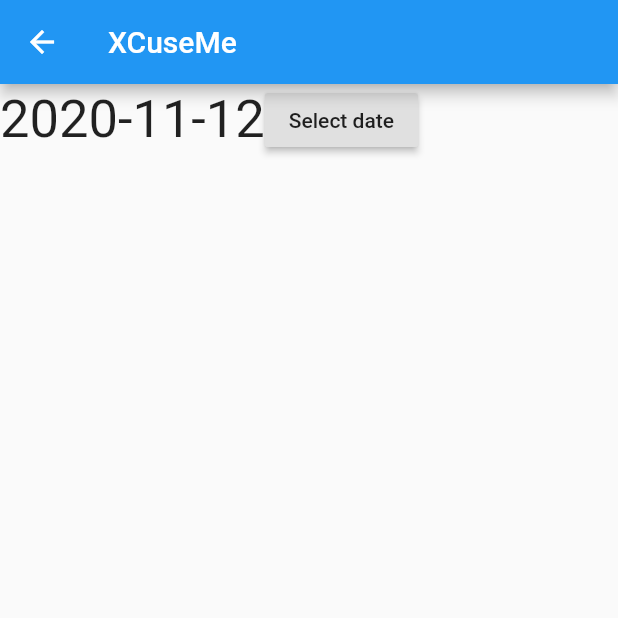
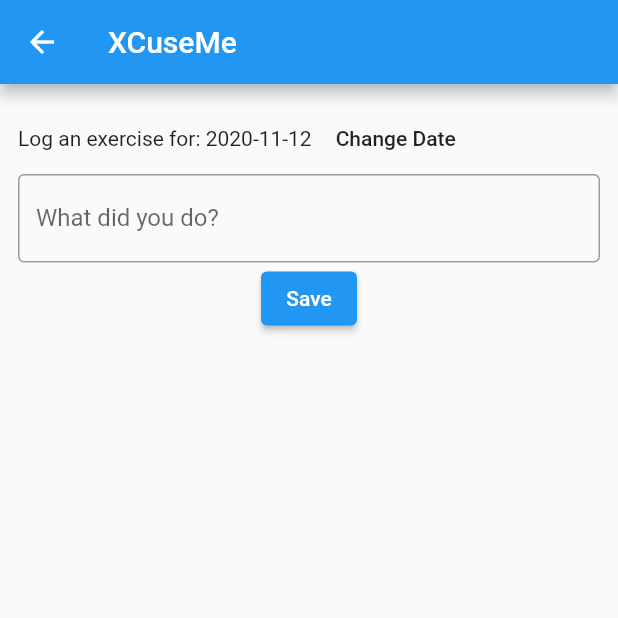
Before and after one commit to unterkoefler/xcuseme-app, a Flutter app: the screen it shows after launch, after a tap on "Log Exercise", on a phone screen of 412 x 824 dp, the top half of it. Run offline on Flutter 3.47's test engine with Material 2 defaults, Android fonts, the phone set to English and light mode, and no system bars; our stand-ins replace table_calendar.

Commit message:
store events in map

```diff
--- a/lib/main.dart
+++ b/lib/main.dart
@@ -5,15 +5,43 @@ void main() {
   runApp(XCuseMeApp());
 }
 
-class XCuseMeApp extends StatelessWidget {
+class XCuseMeApp extends StatefulWidget {
+  @override
+  _XCuseMeAppState createState() => _XCuseMeAppState();
+}
+
+class _XCuseMeAppState extends State<XCuseMeApp> {
+  Map<DateTime, Event> events;
+
+  @override
+  void initState() {
+    super.initState();
+    events = Map();
+  }
+
+  void addExcuse(DateTime when, String description) {
+    setState(() {
+      events[when] = new Event(EventType.EXCUSE, description);
+    });
+  }
+
+  void addExercise(DateTime when, String description) {
+    setState(() {
+      events[when] = new Event(EventType.EXERCISE, description);
+    });
+  }
+
   @override
   Widget build(BuildContext context) {
+    print(events);
     return MaterialApp(
       title: 'XCuseMe',
       initialRoute: '/',
       routes: {
         '/': (context) => XCuseMeScaffold(HomePage()),
-        '/log': (context) => XCuseMeScaffold(LogExcusePage()),
+        '/log-excuse': (context) => XCuseMeScaffold(LogExcusePage(addExcuse)),
+        '/log-exercise': (context) =>
+            XCuseMeScaffold(LogExercisePage(addExercise)),
       },
     );
   }
@@ -31,6 +59,7 @@ class XCuseMeScaffold extends StatelessWidget {
 
 class HomePage extends StatelessWidget {
   Widget _logButton(BuildContext context, String label) {
+    String next = label == 'Log Excuse' ? '/log-excuse' : '/log-exercise';
     return Container(
         width: double.infinity,
         margin: EdgeInsets.all(12.0),
@@ -41,7 +70,7 @@ class HomePage extends StatelessWidget {
             onPressed: () {
               Navigator.pushNamed(
                 context,
-                '/log',
+                next,
               );
             }));
   }
@@ -55,8 +84,7 @@ class HomePage extends StatelessWidget {
         _logButton(context, 'Log Exercise'),
         XCuseCalendar(),
       ],
-    )
-    );
+    ));
   }
 }
 
@@ -89,12 +117,30 @@ class _XCuseCalendarState extends State<XCuseCalendar> {
 }
 
 class LogExcusePage extends StatefulWidget {
+  Function addExcuse;
+
+  LogExcusePage(this.addExcuse);
+
   @override
-  _LogExcuseState createState() => _LogExcuseState();
+  _LogExcuseState createState() => _LogExcuseState(addExcuse);
 }
 
 class _LogExcuseState extends State<LogExcusePage> {
   DateTime selectedDate = DateTime.now();
+  TextEditingController _controller;
+  Function addExcuse;
+
+  _LogExcuseState(this.addExcuse);
+
+  void initState() {
+    super.initState();
+    _controller = TextEditingController();
+  }
+
+  void dispose() {
+    _controller.dispose();
+    super.dispose();
+  }
 
   _selectDate(BuildContext context) async {
     final DateTime picked = await showDatePicker(
@@ -112,17 +158,118 @@ class _LogExcuseState extends State<LogExcusePage> {
 
   @override
   Widget build(BuildContext context) {
-    return Row(
+    String date = "${selectedDate.toLocal()}".split(' ')[0];
+    return Container(
+        padding: EdgeInsets.all(12.0),
+        child: Column(children: <Widget>[
+          Row(
             children: <Widget>[
               Text(
-          "${selectedDate.toLocal()}".split(' ')[0],
-          style: TextStyle(fontSize: 35),
+                "Log an excuse for: ${date}",
+                style: TextStyle(fontSize: 14),
               ),
-        RaisedButton(
+              FlatButton(
                 onPressed: () => _selectDate(context),
-          child: Text('Select date'),
+                child: Text('Change Date'),
               )
             ],
-    );
+          ),
+          TextField(
+              controller: _controller,
+              decoration: InputDecoration(
+                  border: OutlineInputBorder(), labelText: "What's going on?")),
+          ElevatedButton(
+              child: Text('Save'),
+              onPressed: () {
+                addExcuse(selectedDate, _controller.text);
+                Navigator.pop(context);
+              }),
+        ]));
   }
 }
+
+class LogExercisePage extends StatefulWidget {
+  Function addExercise;
+
+  LogExercisePage(this.addExercise);
+
+  @override
+  _LogExerciseState createState() => _LogExerciseState(addExercise);
+}
+
+class _LogExerciseState extends State<LogExercisePage> {
+  DateTime selectedDate = DateTime.now();
+  TextEditingController _controller;
+  Function addExercise;
+
+  _LogExerciseState(this.addExercise);
+
+  void initState() {
+    super.initState();
+    _controller = TextEditingController();
+  }
+
+  void dispose() {
+    _controller.dispose();
+    super.dispose();
+  }
+
+  _selectDate(BuildContext context) async {
+    final DateTime picked = await showDatePicker(
+      context: context,
+      initialDate: selectedDate,
+      firstDate: selectedDate.subtract(new Duration(days: 30)),
+      lastDate: selectedDate,
+    );
+    if (picked != null && picked != selectedDate) {
+      setState(() {
+        selectedDate = picked;
+      });
+    }
+  }
+
+  @override
+  Widget build(BuildContext context) {
+    String date = "${selectedDate.toLocal()}".split(' ')[0];
+    return Container(
+        padding: EdgeInsets.all(12.0),
+        child: Column(children: <Widget>[
+          Row(
+            children: <Widget>[
+              Text(
+                "Log an exercise for: ${date}",
+                style: TextStyle(fontSize: 14),
+              ),
+              FlatButton(
+                onPressed: () => _selectDate(context),
+                child: Text('Change Date'),
+              )
+            ],
+          ),
+          TextField(
+              controller: _controller,
+              decoration: InputDecoration(
+                  border: OutlineInputBorder(), labelText: "What did you do?")),
+          ElevatedButton(
+              child: Text('Save'),
+              onPressed: () {
+                addExercise(selectedDate, _controller.text);
+                Navigator.pop(context);
+              }),
+        ]));
+  }
+}
+
+enum EventType { EXCUSE, EXERCISE }
+
+class Event {
+  EventType type;
+  String description;
+
+  Event(this.type, this.description);
+
+  @override
+  String toString() {
+    return "Event(type=${type}, desc=${description})";
+  }
+}
```
Lines whose indentation alone changed are shown as unchanged.
